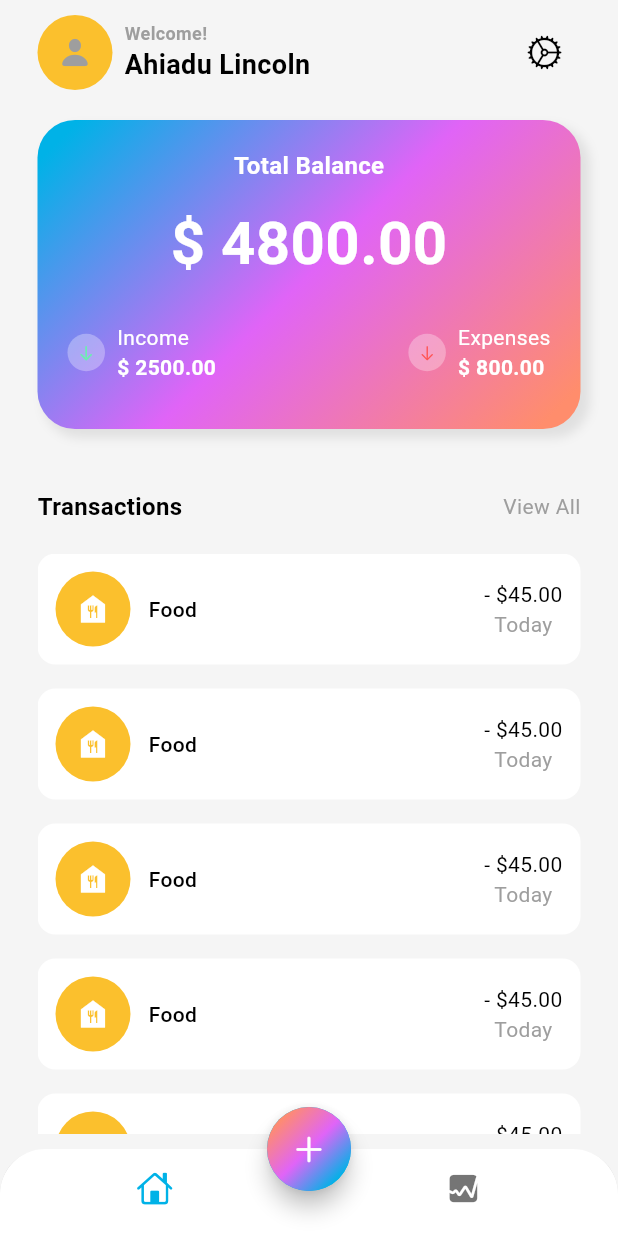
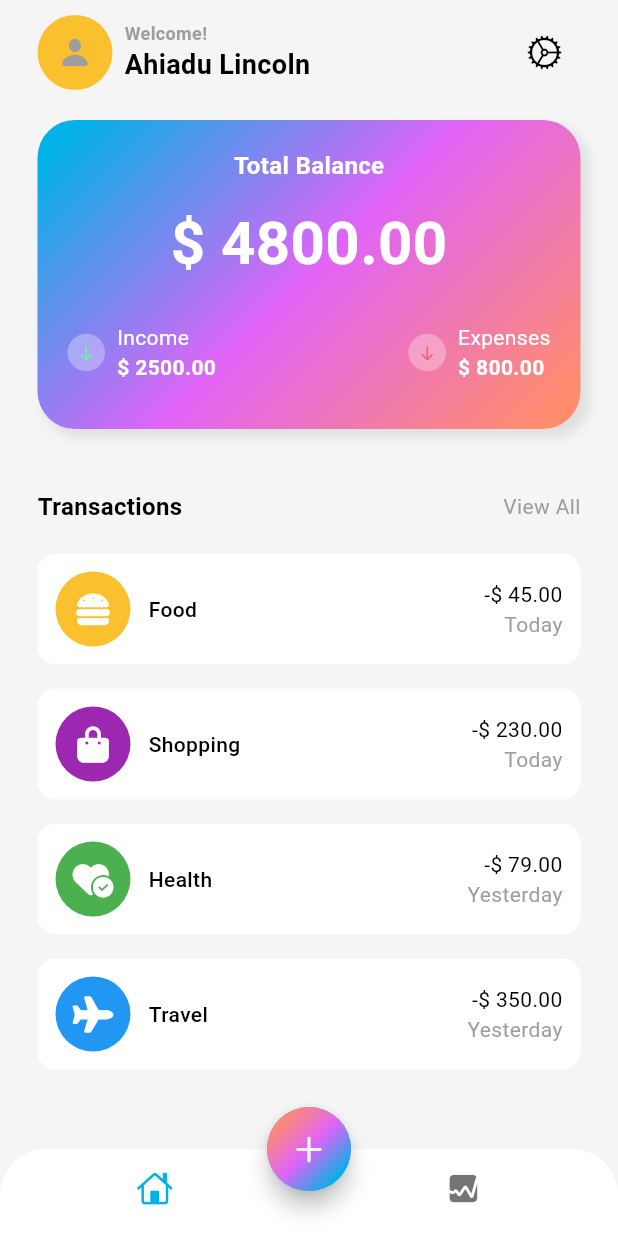
Before and after one commit to iLinx007/Flutter_expenseTracker, a Flutter app: the screen it shows after launch, on a phone screen of 412 x 824 dp. Run offline on Flutter 3.47's test engine with Material 3 defaults, Android fonts, the phone set to English and light mode, and no system bars; our stand-ins replace font_awesome_flutter.

Commit message:
Updates transactions section with dummy data

```diff
--- /dev/null
+++ b/lib/data/data.dart
@@ -0,0 +1,37 @@
+import 'package:font_awesome_flutter/font_awesome_flutter.dart';
+import 'package:flutter/material.dart';
+
+List<Map<String, dynamic>> transactionsData = [
+  {
+    'icon': const FaIcon(
+      FontAwesomeIcons.burger,
+      color: Colors.white,
+    ),
+    'color': Colors.yellow[700],
+    'name': 'Food',
+    'totalAmount': '-\$ 45.00',
+    'date': ' Today',
+  },
+  {
+    'icon': const FaIcon(FontAwesomeIcons.bagShopping, color: Colors.white),
+    'color': Colors.purple,
+    'name': 'Shopping',
+    'totalAmount': '-\$ 230.00',
+    'date': ' Today',
+  },
+  {
+    'icon':
+        const FaIcon(FontAwesomeIcons.heartCircleCheck, color: Colors.white),
+    'color': Colors.green,
+    'name': 'Health',
+    'totalAmount': '-\$ 79.00',
+    'date': ' Yesterday',
+  },
+  {
+    'icon': const FaIcon(FontAwesomeIcons.plane, color: Colors.white),
+    'color': Colors.blue,
+    'name': 'Travel',
+    'totalAmount': '-\$ 350.00',
+    'date': ' Yesterday',
+  }
+];
--- a/lib/screens/home/views/main_screen.dart
+++ b/lib/screens/home/views/main_screen.dart
@@ -3,6 +3,7 @@ import 'dart:math';
 import 'package:flutter/cupertino.dart';
 import 'package:flutter/material.dart';
 import 'package:flutter/widgets.dart';
+import 'package:tes/data/data.dart';
 
 class MainScreen extends StatelessWidget {
   const MainScreen({super.key});
@@ -229,7 +230,7 @@ class MainScreen extends StatelessWidget {
             ),
             Expanded(
               child: ListView.builder(
-                itemCount: 7,
+                itemCount: transactionsData.length,
                 itemBuilder: (context, int i) {
                   return Padding(
                     padding: const EdgeInsets.only(bottom: 16.0),
@@ -251,20 +252,17 @@ class MainScreen extends StatelessWidget {
                                       width: 50,
                                       height: 50,
                                       decoration: BoxDecoration(
-                                          color: Colors.yellow[700],
+                                          color: transactionsData[i]['color'],
                                           shape: BoxShape.circle),
                                     ),
-                                    const Icon(
-                                      Icons.food_bank,
-                                      color: Colors.white,
-                                    )
+                                    transactionsData[i]['icon']
                                   ],
                                 ),
                                 const SizedBox(
                                   width: 12,
                                 ),
                                 Text(
-                                  "Food",
+                                  transactionsData[i]['name'],
                                   style: TextStyle(
                                       fontSize: 14,
                                       color: Theme.of(context)
@@ -275,9 +273,10 @@ class MainScreen extends StatelessWidget {
                               ],
                             ),
                             Column(
+                              crossAxisAlignment: CrossAxisAlignment.end,
                               children: [
                                 Text(
-                                  "- \$45.00",
+                                  transactionsData[i]['totalAmount'],
                                   style: TextStyle(
                                       fontSize: 14,
                                       color: Theme.of(context)
@@ -286,7 +285,7 @@ class MainScreen extends StatelessWidget {
                                       fontWeight: FontWeight.w400),
                                 ),
                                 Text(
-                                  "Today",
+                                  transactionsData[i]['date'],
                                   style: TextStyle(
                                       fontSize: 14,
                                       color:
--- a/pubspec.yaml
+++ b/pubspec.yaml
@@ -35,6 +35,7 @@ dependencies:
   # The following adds the Cupertino Icons font to your application.
   # Use with the CupertinoIcons class for iOS style icons.
   cupertino_icons: ^1.0.6
+  font_awesome_flutter: ^10.2.1
 
 dev_dependencies:
   flutter_test:
```
Also changed, not shown: pubspec.lock.
